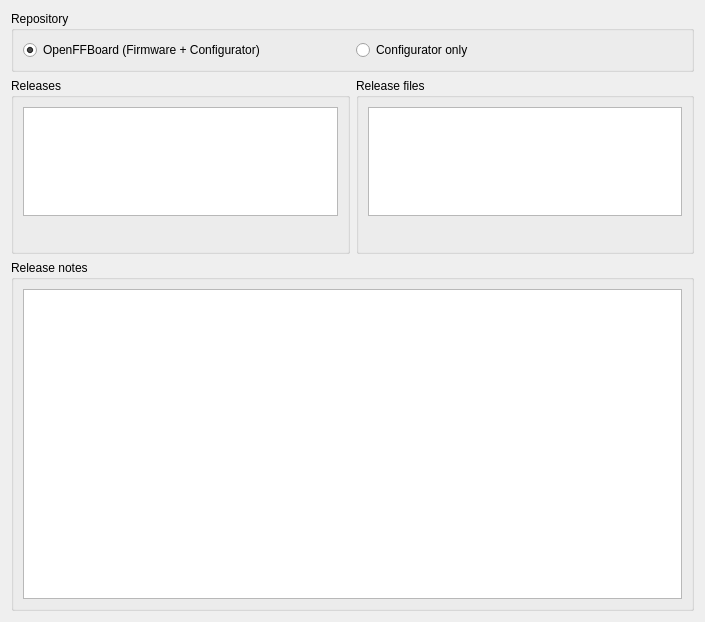
Above: res/updatebrowser.ui from Ultrawipf/OpenFFBoard-configurator before the change. Below: the same form after it.
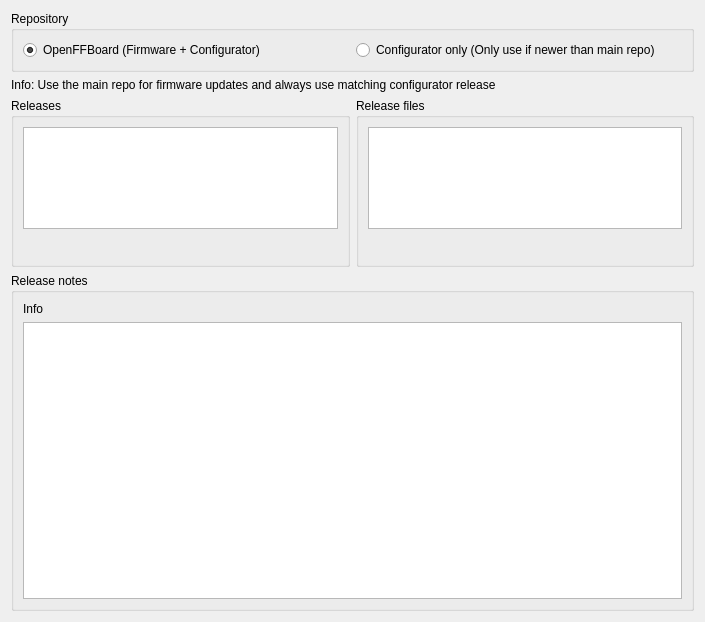
That is the form after the change.

```diff
--- a/res/updatebrowser.ui
+++ b/res/updatebrowser.ui
@@ -14,7 +14,32 @@
    <string>Updatebrowser</string>
   </property>
   <layout class="QGridLayout" name="gridLayout">
-   <item row="1" column="1">
+   <item row="4" column="0" colspan="2">
+    <widget class="QGroupBox" name="groupBox_4">
+     <property name="sizePolicy">
+      <sizepolicy hsizetype="Preferred" vsizetype="Preferred">
+       <horstretch>0</horstretch>
+       <verstretch>2</verstretch>
+      </sizepolicy>
+     </property>
+     <property name="title">
+      <string>Release notes</string>
+     </property>
+     <layout class="QVBoxLayout" name="verticalLayout_3">
+      <item>
+       <widget class="QLabel" name="label_releaseInfo">
+        <property name="text">
+         <string>Info</string>
+        </property>
+       </widget>
+      </item>
+      <item>
+       <widget class="QTextBrowser" name="textBrowser_releasenotes"/>
+      </item>
+     </layout>
+    </widget>
+   </item>
+   <item row="2" column="1">
     <widget class="QGroupBox" name="groupBox_3">
      <property name="sizePolicy">
       <sizepolicy hsizetype="Preferred" vsizetype="Expanding">
@@ -87,7 +112,7 @@
          <string>&lt;html&gt;&lt;head/&gt;&lt;body&gt;&lt;p&gt;Ultrawipf/OpenFFBoard-configurator&lt;/p&gt;&lt;/body&gt;&lt;/html&gt;</string>
         </property>
         <property name="text">
-         <string>Configurator only</string>
+         <string>Configurator only (Only use if newer than main repo)</string>
         </property>
         <attribute name="buttonGroup">
          <string notr="true">buttonGroup_repo</string>
@@ -97,7 +122,7 @@
      </layout>
     </widget>
    </item>
-   <item row="1" column="0">
+   <item row="2" column="0">
     <widget class="QGroupBox" name="groupBox">
      <property name="sizePolicy">
       <sizepolicy hsizetype="Preferred" vsizetype="Expanding">
@@ -142,22 +167,11 @@
      </layout>
     </widget>
    </item>
-   <item row="2" column="0" colspan="2">
-    <widget class="QGroupBox" name="groupBox_4">
-     <property name="sizePolicy">
-      <sizepolicy hsizetype="Preferred" vsizetype="Preferred">
-       <horstretch>0</horstretch>
-       <verstretch>2</verstretch>
-      </sizepolicy>
+   <item row="1" column="0" colspan="2">
+    <widget class="QLabel" name="label">
+     <property name="text">
+      <string>Info: Use the main repo for firmware updates and always use matching configurator release</string>
      </property>
-     <property name="title">
-      <string>Release notes</string>
-     </property>
-     <layout class="QVBoxLayout" name="verticalLayout_3">
-      <item>
-       <widget class="QTextBrowser" name="textBrowser_releasenotes"/>
-      </item>
-     </layout>
     </widget>
    </item>
   </layout>
```
